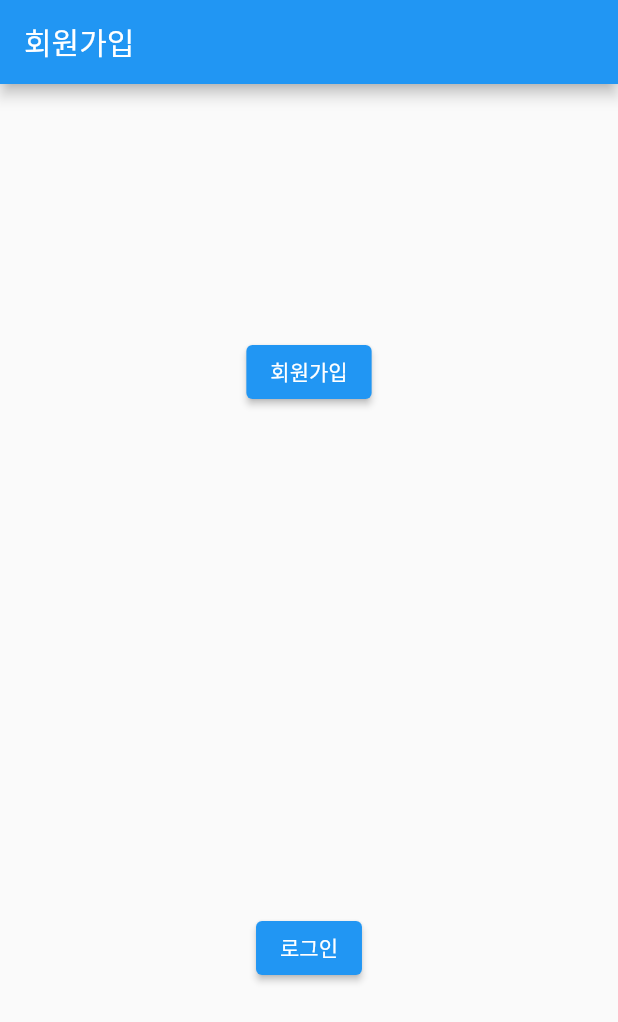
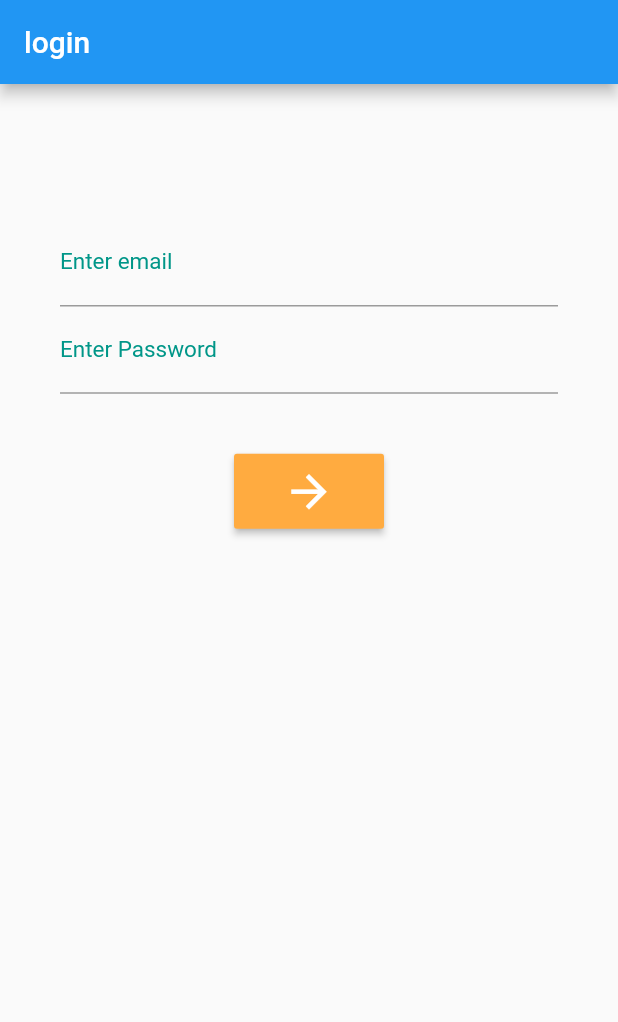
Before and after one commit to Luvxy/delivery, a Flutter app: the screen it shows after launch, on a phone screen of 412 x 824 dp. Shown: the top 1022 px of the screen. Run offline on Flutter 3.47's test engine with Material 2 defaults, Android fonts, the phone set to English and light mode, and no system bars; our stand-ins replace firebase_auth, firebase_core, google_maps_flutter; missing offline and left inert: firebase_auth_web, firebase_core_web; accounts and stored records are empty; Roboto replaces fonts that are missing (Montserrat).

Commit message:
build.gradle revise sign page id and password push textbar cleate and connecte to firebase

```diff
--- a/lib/logins/page/sign_in.dart
+++ b/lib/logins/page/sign_in.dart
@@ -1,13 +1,13 @@
 import 'package:firebase_auth/firebase_auth.dart';
 import 'package:flutter/material.dart';
+import 'package:screena/ScreenA.dart';
 
 class SignIn extends StatelessWidget {
-  const SignIn({Key? key}) : super(key: key);
 
-  void _signUp() async {
+  void _signUp(String _email, String _password) async {
     try {
       await FirebaseAuth.instance.createUserWithEmailAndPassword(
-          email: "barry.allen@example.com", password: "SuperSecretPassword!");
+          email: _email, password: _password);
     } on FirebaseAuthException catch (e) {
       if (e.code == 'weak-password') {
         print('The password provided is too weak.');
@@ -19,45 +19,135 @@ class SignIn extends StatelessWidget {
     }
   }
 
-  void _login() async {
+  void _login(String _email, String _password, BuildContext context) async {
     try {
       await FirebaseAuth.instance.signInWithEmailAndPassword(
-          email: "barry.allen@example.com", password: "SuperSecretPassword!");
+          email: _email, password: _password);
     } on FirebaseAuthException catch (e) {
       if (e.code == 'user-not-found') {
         print('No user found for that email.');
+        showSnackBar3(context);
       } else if (e.code == 'wrong-password') {
         print('Wrong password provided for that user.');
+        showSnackBar2(context);
+      }else{
+        await Navigator.pushNamed(context, '/a');
       }
     }
   }
+
+  TextEditingController controller = TextEditingController();
+  TextEditingController controller2 = TextEditingController();
 
   @override
   Widget build(BuildContext context) {
     return Scaffold(
       appBar: AppBar(
-        title: Text("회원가입"),
+        title: Text("login"),
       ),
-      body: Column(
-        children: [
-          Expanded(
-            child: Center(
-              child: ElevatedButton(
-                onPressed: _signUp,
-                child: Text("회원가입"),
+      body: Builder(
+        builder: (context) {
+          return GestureDetector(
+            onTap: (){
+              FocusScope.of(context).unfocus();
+            },
+            child: SingleChildScrollView(
+              child: Column(
+                children: [
+                  Padding(padding: EdgeInsets.only(top: 50)),
+                  Center(
+                  ),
+                  Form(
+                      child: Theme(
+                          data: ThemeData(
+                            primaryColor: Colors.teal,
+                            inputDecorationTheme: InputDecorationTheme(
+                                labelStyle: TextStyle(
+                                  color: Colors.teal,
+                                  fontSize: 15.0,
+                                )),
+                          ),
+                          child: Container(
+                            padding: EdgeInsets.all(40.0),
+                            child: Column(
+                              children: <Widget>[
+                                TextField(
+                                  controller: controller,
+                                  decoration:
+                                  InputDecoration(labelText: 'Enter email'),
+                                  keyboardType: TextInputType.emailAddress,
+                                ),
+                                TextField(
+                                  controller: controller2,
+                                  decoration: InputDecoration(
+                                      labelText: 'Enter Password'),
+                                  keyboardType: TextInputType.text,
+                                  obscureText: true,
+                                ),
+                                SizedBox(
+                                  height: 40.0,
+                                ),
+                                ButtonTheme(
+                                    minWidth: 100.0,
+                                    height: 50.0,
+                                    child: RaisedButton(
+                                      color: Colors.orangeAccent,
+                                      child: Icon(
+                                        Icons.arrow_forward,
+                                        color: Colors.white,
+                                        size: 35.0,
+                                      ),
+                                      onPressed: () {
+                                        // try {
+                                        //   FirebaseAuth.instance.signInWithEmailAndPassword(
+                                        //       email: controller.text, password: controller2.text);
+                                        // } on FirebaseAuthException catch (e) {
+                                        //   if (e.code == 'user-not-found') {
+                                        //     print('No user found for that email.');
+                                        //     showSnackBar3(context);
+                                        //   } else if (e.code == 'wrong-password') {
+                                        //     print('Wrong password provided for that user.');
+                                        //     showSnackBar2(context);
+                                        //   }else{
+                                        //     Navigator.pushNamed(context, '/a');
+                                        //   }
+                                        // }
+                                        _login( controller.text, controller2.text, context);
+                                      },
+                                    ))
+                              ],
+                            ),
+                          )))
+                ],
               ),
             ),
-          ),
-          Expanded(
-            child: Center(
-              child: ElevatedButton(
-                onPressed: _login,
-                child: Text("로그인"),
-              ),
-            ),
-          ),
-        ],
+          );
+        },
       ),
     );
   }
 }
+
+void showSnackBar(BuildContext context) {
+  Scaffold.of(context).showSnackBar(SnackBar(
+    content: Text('이미 가입된 이메일 입니다.', textAlign: TextAlign.center),
+    duration: Duration(seconds: 2),
+    backgroundColor: Colors.blue,
+  ));
+}
+
+void showSnackBar2(BuildContext context) {
+  Scaffold.of(context).showSnackBar(SnackBar(
+    content: Text('비밀번호가 일치하지 않습니다.', textAlign: TextAlign.center),
+    duration: Duration(seconds: 2),
+    backgroundColor: Colors.blue,
+  ));
+}
+
+void showSnackBar3(BuildContext context) {
+  Scaffold.of(context).showSnackBar(SnackBar(
+    content: Text('plase check id', textAlign: TextAlign.center),
+    duration: Duration(seconds: 2),
+    backgroundColor: Colors.blue,
+  ));
+}
```
Also changed, not shown: 1 other file.
